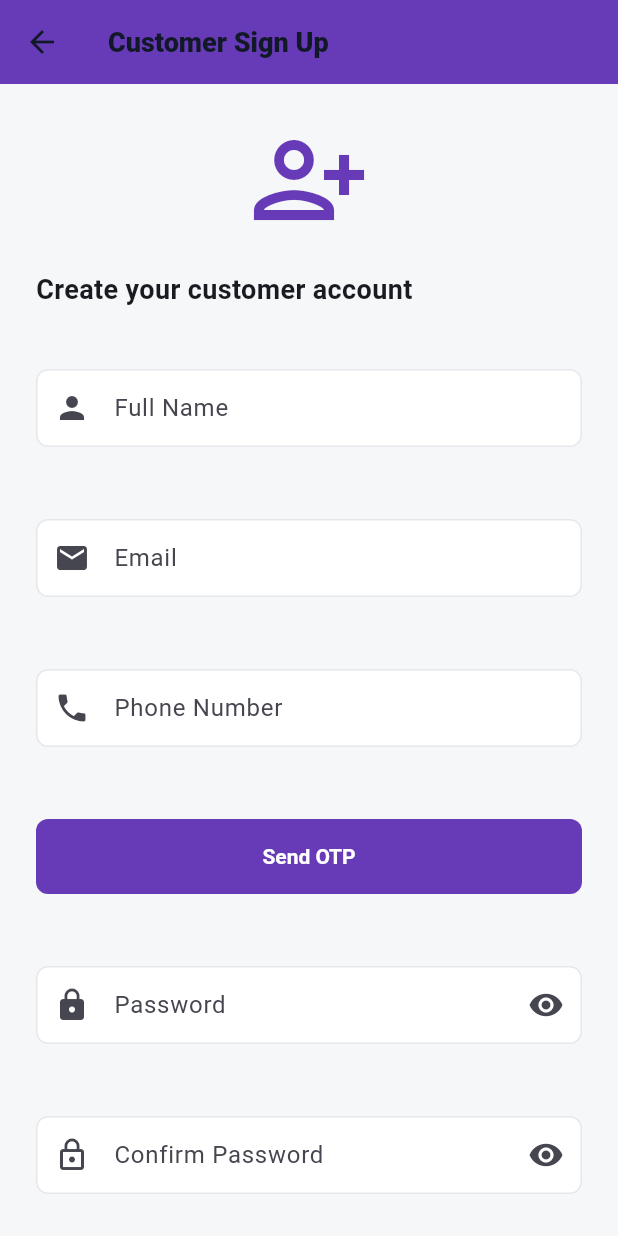
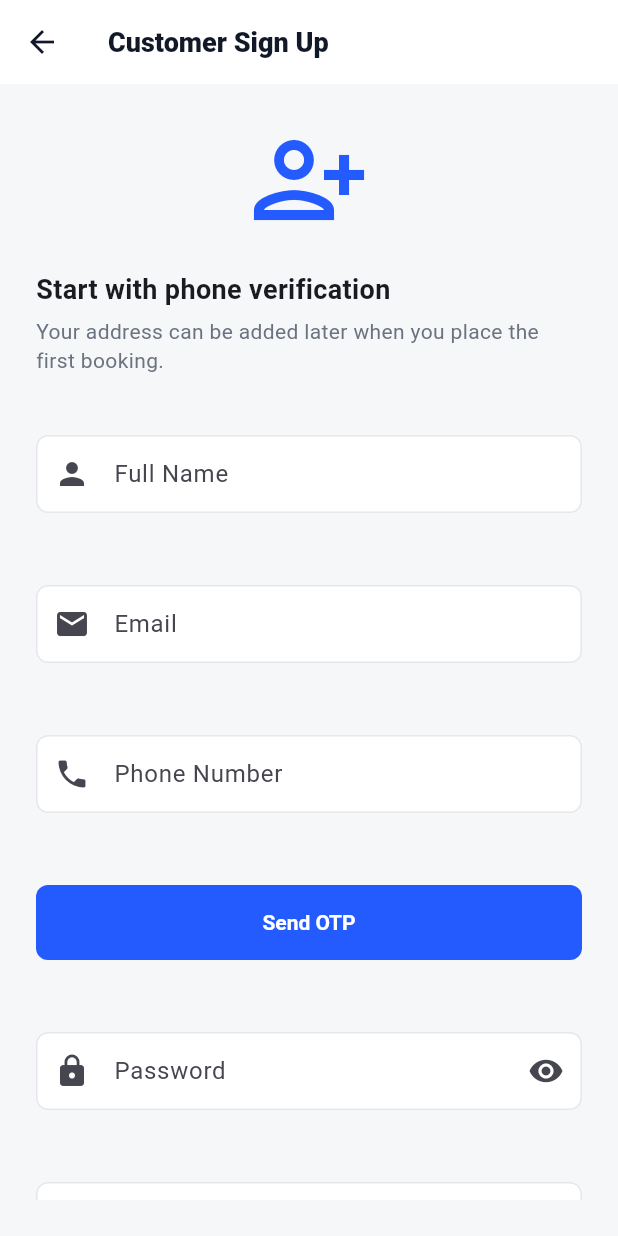
Before and after one commit to sreejithps1997/flutter_application_1, a Flutter app: the CustomerSignupScreen screen opened by its route, on a phone screen of 412 x 824 dp. Run offline on Flutter 3.47's test engine with Material 3 defaults, Android fonts, the phone set to English and light mode, and no system bars; our stand-ins replace camera, cloud_firestore, cloud_functions, connectivity_plus, dio, equatable and 20 more; missing offline and left inert: firebase_app_check, firebase_performance, google_mlkit_text_recognition; accounts and stored records are empty.

Commit message:
Polish simplified signup flow

```diff
--- a/lib/screens/customer_signup_screen.dart
+++ b/lib/screens/customer_signup_screen.dart
@@ -1,3 +1,5 @@
+// ignore_for_file: avoid_print, use_build_context_synchronously
+
 import 'package:flutter/material.dart';
 import 'package:flutter/services.dart';
 import 'package:geolocator/geolocator.dart';
@@ -10,6 +12,7 @@ import '../widgets/form_section.dart';
 import '../services/auth_service.dart';
 import '../services/referral_link_service.dart';
 import 'package:geocoding/geocoding.dart';
+import '../core/theme/workable_design.dart';
 
 class CustomerSignupScreen extends StatefulWidget {
   static const routeName = '/customer-signup';
@@ -35,6 +38,7 @@ class _CustomerSignupScreenState extends State<CustomerSignupScreen> {
   bool _obscurePassword = true;
   bool _isLoading = false;
   String? _addressText;
+  bool _locationRequested = false;
 
   // OTP Verification
   String _verificationId = '';
@@ -56,7 +60,6 @@ class _CustomerSignupScreenState extends State<CustomerSignupScreen> {
   @override
   void initState() {
     super.initState();
-    _fetchLocation();
     _prefillReferralCode();
   }
 
@@ -69,8 +72,10 @@ class _CustomerSignupScreenState extends State<CustomerSignupScreen> {
   }
 
   Future<void> _fetchLocation() async {
+    setState(() => _locationRequested = true);
     try {
       bool serviceEnabled = await Geolocator.isLocationServiceEnabled();
+      if (!mounted) return;
       if (!serviceEnabled) {
         ScaffoldMessenger.of(context).showSnackBar(
           const SnackBar(content: Text("Please enable location services.")),
@@ -81,6 +86,7 @@ class _CustomerSignupScreenState extends State<CustomerSignupScreen> {
       LocationPermission permission = await Geolocator.checkPermission();
       if (permission == LocationPermission.denied) {
         permission = await Geolocator.requestPermission();
+        if (!mounted) return;
         if (permission == LocationPermission.denied) {
           ScaffoldMessenger.of(context).showSnackBar(
             const SnackBar(content: Text("Location permission denied.")),
@@ -107,6 +113,7 @@ class _CustomerSignupScreenState extends State<CustomerSignupScreen> {
         print("📍 Address resolved: $_addressText");
       }
 
+      if (!mounted) return;
       setState(() {});
     } catch (e) {
       print("📍 Location fetch error: $e");
@@ -223,6 +230,12 @@ class _CustomerSignupScreenState extends State<CustomerSignupScreen> {
 
   void _handleGoogleSignup() async {
     if (_isLoading) return;
+    if (!_isPhoneVerified) {
+      ScaffoldMessenger.of(context).showSnackBar(
+        const SnackBar(content: Text("Please verify phone number first")),
+      );
+      return;
+    }
     setState(() => _isLoading = true);
 
     final userCredential = await _authService.signInWithGoogle(
@@ -337,13 +350,15 @@ class _CustomerSignupScreenState extends State<CustomerSignupScreen> {
 
     if (errorMessage == null) {
       final uid = _authService.currentUser?.uid;
-      if (uid != null && _currentPosition != null) {
+      if (uid != null) {
         await FirebaseFirestore.instance.collection('users').doc(uid).update({
-          'location': GeoPoint(
-            _currentPosition!.latitude,
-            _currentPosition!.longitude,
-          ),
-          'address': _addressController.text.trim(),
+          if (_currentPosition != null)
+            'location': GeoPoint(
+              _currentPosition!.latitude,
+              _currentPosition!.longitude,
+            ),
+          if (_addressController.text.trim().isNotEmpty)
+            'address': _addressController.text.trim(),
           //'phone': _phoneController.text.trim(), // ✅ NEW
           'phoneNumber': '+91${_phoneController.text.trim()}',
           'phoneVerified': true,
@@ -398,10 +413,8 @@ class _CustomerSignupScreenState extends State<CustomerSignupScreen> {
   @override
   Widget build(BuildContext context) {
     return Scaffold(
-      appBar: AppBar(
-        title: const Text("Customer Sign Up"),
-        backgroundColor: Colors.deepPurple,
-      ),
+      appBar: AppBar(title: const Text("Customer Sign Up")),
+      backgroundColor: WorkableDesign.canvas,
       body: Padding(
         padding: const EdgeInsets.all(24),
         child: Form(
@@ -412,12 +425,17 @@ class _CustomerSignupScreenState extends State<CustomerSignupScreen> {
               const Icon(
                 Icons.person_add_alt,
                 size: 80,
-                color: Colors.deepPurple,
+                color: WorkableDesign.primary,
               ),
               const SizedBox(height: 20),
               const Text(
-                "Create your customer account",
+                "Start with phone verification",
                 style: TextStyle(fontSize: 18, fontWeight: FontWeight.bold),
+              ),
+              const SizedBox(height: 6),
+              const Text(
+                "Your address can be added later when you place the first booking.",
+                style: TextStyle(color: WorkableDesign.muted, height: 1.35),
               ),
               const SizedBox(height: 24),
               FormSection(
@@ -484,13 +502,13 @@ class _CustomerSignupScreenState extends State<CustomerSignupScreen> {
                         ? null
                         : _sendOtp,
                     style: ElevatedButton.styleFrom(
-                      backgroundColor: Colors.deepPurple,
+                      backgroundColor: WorkableDesign.primary,
                       minimumSize: const Size.fromHeight(50),
                     ),
                     child: _isOtpSending
                         ? const CircularProgressIndicator(color: Colors.white)
                         : Text(
-                            _isPhoneVerified ? "✓ Phone Verified" : "Send OTP",
+                            _isPhoneVerified ? "Phone Verified" : "Send OTP",
                             style: const TextStyle(color: Colors.white),
                           ),
                   ),
@@ -608,15 +626,17 @@ class _CustomerSignupScreenState extends State<CustomerSignupScreen> {
                   TextFormField(
                     controller: _addressController,
                     decoration: const InputDecoration(
-                      labelText: "Address (auto-detected, editable)",
+                      labelText: "Address/location (optional)",
                       prefixIcon: Icon(Icons.location_on),
                       border: OutlineInputBorder(),
                     ),
                     maxLines: 2,
-                    validator: (value) =>
-                        value != null && value.trim().isNotEmpty
-                        ? null
-                        : 'Please enter your address',
+                  ),
+                  const SizedBox(height: 10),
+                  OutlinedButton.icon(
+                    onPressed: _locationRequested ? null : _fetchLocation,
+                    icon: const Icon(Icons.my_location_outlined),
+                    label: const Text("Use current location"),
                   ),
                   const SizedBox(height: 16),
 
```
Also changed, not shown: lib/screens/worker_signup_screen.dart (+41 -12 lines), 1 other file.
